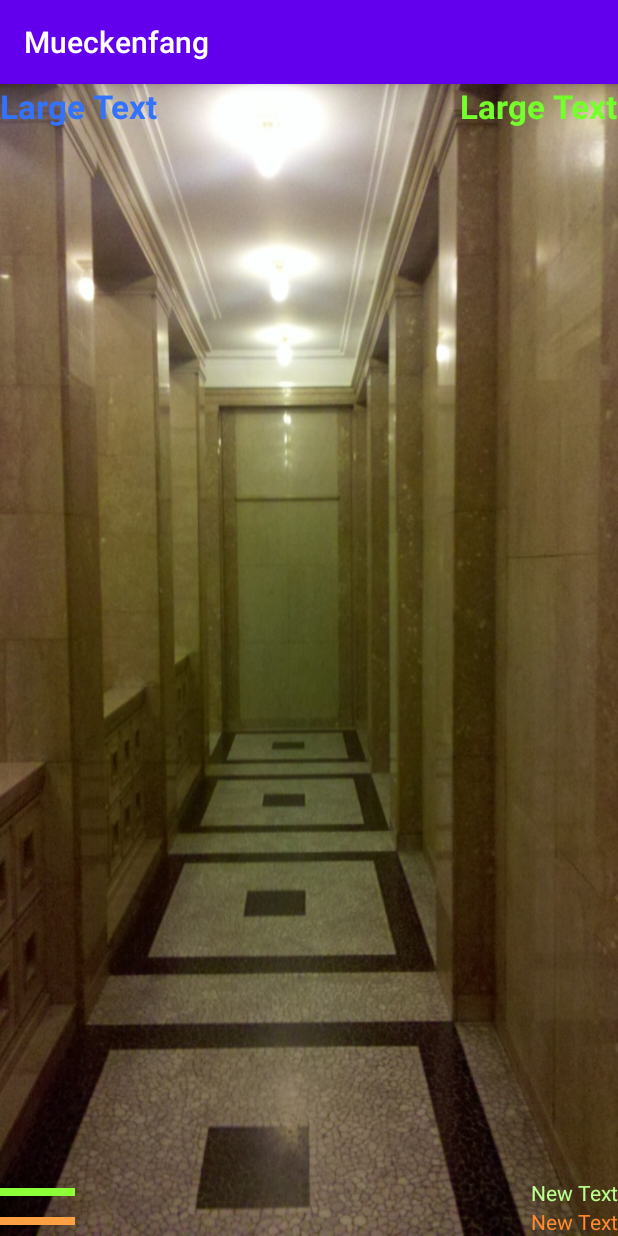
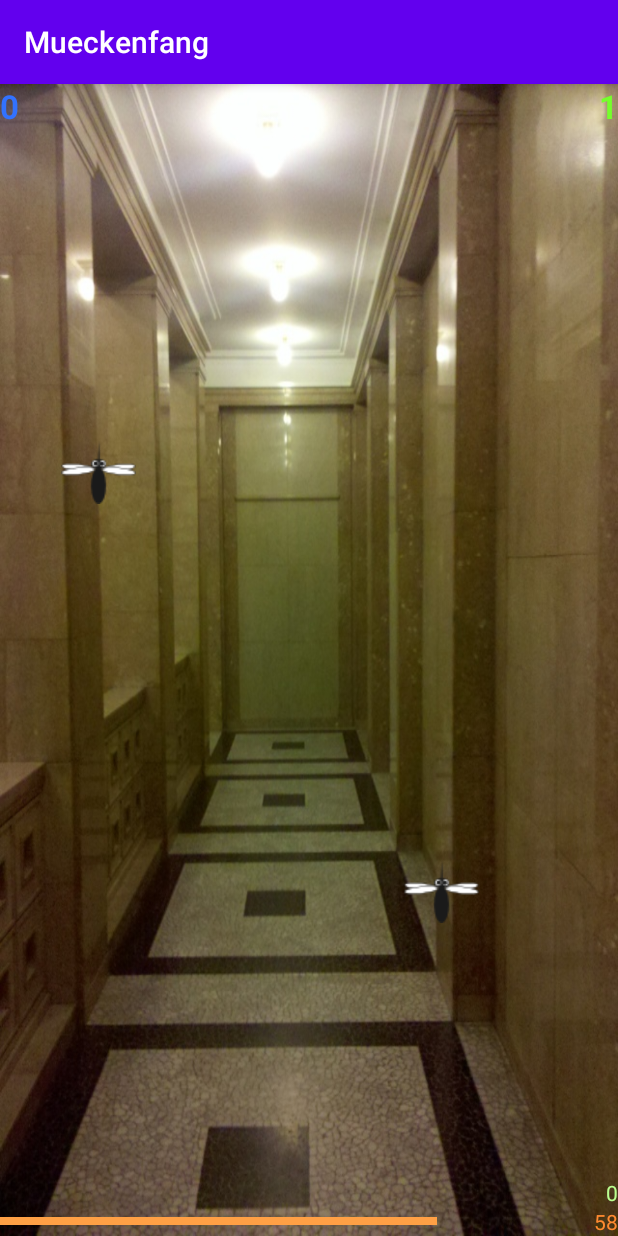
Before and after one commit to Martin-Langenbacher/mueckenfangApp, an Android app: the GameActivity screen opened directly, with no data from a screen before it, on a phone screen of 412 x 824 dp. Run offline under Robolectric (Android 15) with nearby library versions, the phone set to English and light mode, and no system bars.

Commit message:
first play possible

```diff
--- a/app/src/main/java/de/androidnewcomer/mueckenfang/GameActivity.java
+++ b/app/src/main/java/de/androidnewcomer/mueckenfang/GameActivity.java
@@ -2,13 +2,172 @@ package de.androidnewcomer.mueckenfang;
 
 import androidx.appcompat.app.AppCompatActivity;
 
+import android.app.Dialog;
 import android.os.Bundle;
+import android.os.Handler;
+import android.view.Gravity;
+import android.view.View;
+import android.view.ViewGroup;
+import android.widget.FrameLayout;
+import android.widget.ImageView;
+import android.widget.TextView;
 
-public class GameActivity extends AppCompatActivity {
+import java.util.Date;
+import java.util.Random;
+
+public class GameActivity extends AppCompatActivity implements View.OnClickListener, Runnable {
+
+    private static final long HOECHSTALTER_MS = 2000;
+    public static final int DELAY_MILLIS = 100;
+    public static final int ZEITSCHEIBEN = 600;
+    private int punkte;
+    private int runde;
+    private int gefangeneMuecken;
+    private int zeit;
+    private float massstab;
+    private int muecken;
+    private Random zufallsgenerator = new Random();
+    private ViewGroup spielbereich;
+    private boolean spielLaeuft;
+    private Handler handler = new Handler();
 
     @Override
     protected void onCreate(Bundle savedInstanceState) {
         super.onCreate(savedInstanceState);
         setContentView(R.layout.game);
+        massstab = getResources().getDisplayMetrics().density;
+        spielbereich = (ViewGroup) findViewById(R.id.spielbereich);
+        spielStarten();
+    }
+
+    private void spielStarten() {
+        spielLaeuft = true;
+        runde = 0;
+        punkte = 0;
+        starteRunde();
+    }
+
+    private void bildschirmAktualisieren() {
+        TextView tvPunkte = (TextView)findViewById(R.id.points);
+        tvPunkte.setText(Integer.toString(punkte));
+        TextView tvRunde = (TextView)findViewById(R.id.round);
+        tvRunde.setText(Integer.toString(runde));
+        TextView tvTreffer = (TextView) findViewById(R.id.hits);
+        tvTreffer.setText(Integer.toString(gefangeneMuecken));
+        TextView tvZeit = (TextView) findViewById(R.id.time);
+        tvZeit.setText(Integer.toString(zeit/(1000/DELAY_MILLIS)));
+        FrameLayout flTreffer = (FrameLayout)findViewById(R.id.bar_hits);
+        FrameLayout flZeit = (FrameLayout)findViewById(R.id.bar_time);
+        ViewGroup.LayoutParams lpTreffer = flTreffer.getLayoutParams();
+        lpTreffer.width = Math.round( massstab * 300 *
+                Math.min( gefangeneMuecken,muecken)/muecken);
+        ViewGroup.LayoutParams lpZeit = flZeit.getLayoutParams();
+        lpZeit.width = Math.round(massstab*zeit*300/ ZEITSCHEIBEN);
+
+    }
+
+    private void zeitHerunterzaehlen(){
+        zeit = zeit-1;
+        if(zeit % (1000/DELAY_MILLIS) ==0) {
+            float zufallszahl = zufallsgenerator.nextFloat();
+            double wahrscheinlichkeit = muecken * 1.5;
+            if (wahrscheinlichkeit > 1) {
+                eineMueckeAnzeigen();
+                if (zufallszahl < wahrscheinlichkeit - 1) {
+                    eineMueckeAnzeigen();
+                }
+            } else {
+                if (zufallszahl < wahrscheinlichkeit) {
+                    eineMueckeAnzeigen();
+                }
+            }
+        }
+        mueckenVerschwinden();
+        bildschirmAktualisieren();
+        if(!pruefeSpielende()) {
+            if(!pruefeRundenende()) {
+                handler.postDelayed(this, DELAY_MILLIS);
+            }
+        }
+    }
+
+    private boolean pruefeRundenende() {
+        if(gefangeneMuecken >= muecken) {
+            starteRunde();
+            return true;
+        }
+        return false;
+    }
+
+    private void starteRunde() {
+        runde = runde +1;
+        muecken = runde *10;
+        gefangeneMuecken = 0;
+        zeit = ZEITSCHEIBEN;
+        bildschirmAktualisieren();
+        handler.postDelayed(this, 1000);
+    }
+
+    private boolean pruefeSpielende() {
+        if(zeit == 0 && gefangeneMuecken < muecken) {
+            gameOver();
+            return true;
+        }
+        return false;
+    }
+
+    private void gameOver() {
+        Dialog dialog = new Dialog(this, android.R.style.Theme_Translucent_NoTitleBar_Fullscreen);
+        dialog.setContentView(R.layout.gameover);
+        dialog.show();
+        spielLaeuft = false;
+    }
+
+    private void mueckenVerschwinden() {
+        int nummer=0;
+        while(nummer < spielbereich.getChildCount()) {
+            ImageView muecke = (ImageView) spielbereich.getChildAt(nummer);
+            Date geburtsdatum = (Date) muecke.getTag(R.id.geburtsdatum);
+            long alter = (new Date()).getTime() - geburtsdatum.getTime();
+            if(alter > HOECHSTALTER_MS) {
+                spielbereich.removeView(muecke);
+            } else {
+                nummer++;
+            }
+        }
+    }
+
+    private void eineMueckeAnzeigen() {
+        int breite = spielbereich.getWidth();
+        int hoehe  = spielbereich.getHeight();
+        int muecke_breite = Math.round(massstab*50);
+        int muecke_hoehe = Math.round(massstab*42);
+        int links = zufallsgenerator.nextInt(breite - muecke_breite );
+        int oben = zufallsgenerator.nextInt(hoehe - muecke_hoehe);
+
+        ImageView muecke = new ImageView(this);
+        muecke.setImageResource(R.drawable.muecke);
+        muecke.setOnClickListener(this);
+        muecke.setTag(R.id.geburtsdatum, new Date());
+
+        FrameLayout.LayoutParams params = new FrameLayout.LayoutParams(muecke_breite, muecke_hoehe);
+        params.leftMargin = links;
+        params.topMargin = oben;
+        params.gravity = Gravity.TOP + Gravity.LEFT;
+
+        spielbereich.addView(muecke, params);
+    }
+
+    @Override
+    public void onClick(View muecke) {
+        gefangeneMuecken++;
+        punkte += 100;
+        bildschirmAktualisieren();
+        spielbereich.removeView(muecke);
+    }
+
+    @Override
+    public void run() {
+        zeitHerunterzaehlen();
     }
 }
--- /dev/null
+++ b/app/src/main/res/layout/gameover.xml
@@ -0,0 +1,16 @@
+<?xml version="1.0" encoding="utf-8"?>
+<FrameLayout xmlns:android="http://schemas.android.com/apk/res/android"
+    android:layout_width="match_parent" android:layout_height="match_parent"
+    android:background="#88888888">
+
+    <TextView
+        android:layout_width="wrap_content"
+        android:layout_height="wrap_content"
+        android:textAppearance="?android:attr/textAppearanceLarge"
+        android:text="@string/game_over"
+        android:id="@+id/textView"
+        android:layout_gravity="center"
+        android:textSize="32sp"
+        android:textStyle="bold"
+        android:textColor="#ffff1934" />
+</FrameLayout>
--- /dev/null
+++ b/app/src/main/res/values/ids.xml
@@ -0,0 +1,4 @@
+<?xml version="1.0" encoding="utf-8"?>
+<resources>
+    <item name="geburtsdatum" type="id" />
+</resources>
--- a/app/src/main/res/values/strings.xml
+++ b/app/src/main/res/values/strings.xml
@@ -3,4 +3,5 @@
     <string name="hello_world">Willkommen beim Mückenfang</string>
     <string name="start_button">Start</string>
     <string name="todo">TODO</string>
+    <string name="game_over">Game Over</string>
 </resources>
```
